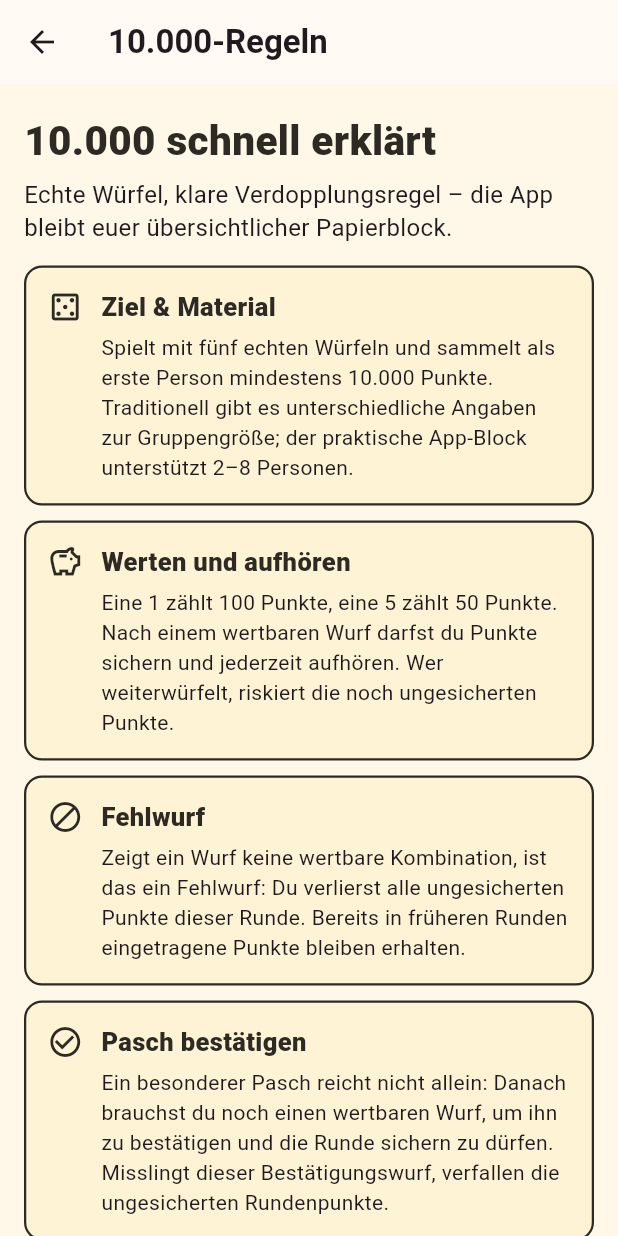
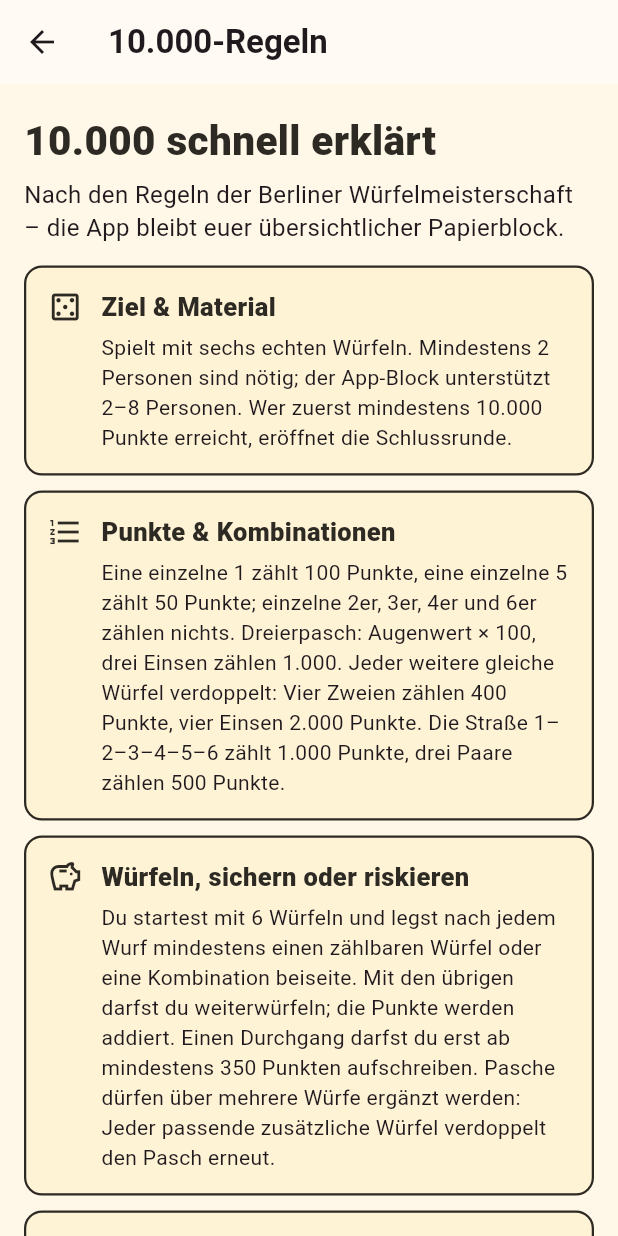
Before and after one commit to Weltenwanderer1/wuerfelblock, a Flutter app: the TenThousandRulesScreen screen opened directly, on a phone screen of 412 x 824 dp. Run offline on Flutter 3.47's test engine with Material 3 defaults, Android fonts, the phone set to English and light mode, and no system bars; our stand-ins replace shared_preferences; accounts and stored records are empty.

Commit message:
fix: align 10000 rules with Berlin championship

```diff
--- a/lib/screens/setup_screen.dart
+++ b/lib/screens/setup_screen.dart
@@ -19,7 +19,7 @@ extension on GameKind {
   String get detail => switch (this) {
     GameKind.yahtzeeKniffel => 'Klassischer Würfelspaß als Block oder digital',
     GameKind.qwixx => 'Farbreihen mit echten Würfeln',
-    GameKind.tenThousand => 'Punktejagd mit fünf echten Würfeln',
+    GameKind.tenThousand => 'Punktejagd mit sechs echten Würfeln',
   };
 }
 
--- a/lib/screens/ten_thousand_game_screen.dart
+++ b/lib/screens/ten_thousand_game_screen.dart
@@ -353,7 +353,7 @@ class _RoundBanner extends StatelessWidget {
         SizedBox(width: 8),
         Expanded(
           child: Text(
-            'Normale Runde · ab 10.000 beginnt die letzte Runde.',
+            'Mindestens 350 Punkte sichern · ab 10.000 beginnt die letzte Runde.',
             style: TextStyle(fontWeight: FontWeight.w600),
           ),
         ),
--- a/lib/screens/ten_thousand_rules_screen.dart
+++ b/lib/screens/ten_thousand_rules_screen.dart
@@ -8,32 +8,37 @@ class TenThousandRulesScreen extends StatelessWidget {
   static const sections = <(String, String, IconData)>[
     (
       'Ziel & Material',
-      'Spielt mit fünf echten Würfeln und sammelt als erste Person mindestens 10.000 Punkte. Traditionell gibt es unterschiedliche Angaben zur Gruppengröße; der praktische App-Block unterstützt 2–8 Personen.',
+      'Spielt mit sechs echten Würfeln. Mindestens 2 Personen sind nötig; der App-Block unterstützt 2–8 Personen. Wer zuerst mindestens 10.000 Punkte erreicht, eröffnet die Schlussrunde.',
       Icons.casino_outlined,
     ),
     (
-      'Werten und aufhören',
-      'Eine 1 zählt 100 Punkte, eine 5 zählt 50 Punkte. Nach einem wertbaren Wurf darfst du Punkte sichern und jederzeit aufhören. Wer weiterwürfelt, riskiert die noch ungesicherten Punkte.',
+      'Punkte & Kombinationen',
+      'Eine einzelne 1 zählt 100 Punkte, eine einzelne 5 zählt 50 Punkte; einzelne 2er, 3er, 4er und 6er zählen nichts. Dreierpasch: Augenwert × 100, drei Einsen zählen 1.000. Jeder weitere gleiche Würfel verdoppelt: Vier Zweien zählen 400 Punkte, vier Einsen 2.000 Punkte. Die Straße 1–2–3–4–5–6 zählt 1.000 Punkte, drei Paare zählen 500 Punkte.',
+      Icons.format_list_numbered,
+    ),
+    (
+      'Würfeln, sichern oder riskieren',
+      'Du startest mit 6 Würfeln und legst nach jedem Wurf mindestens einen zählbaren Würfel oder eine Kombination beiseite. Mit den übrigen darfst du weiterwürfeln; die Punkte werden addiert. Einen Durchgang darfst du erst ab mindestens 350 Punkten aufschreiben. Pasche dürfen über mehrere Würfe ergänzt werden: Jeder passende zusätzliche Würfel verdoppelt den Pasch erneut.',
       Icons.savings_outlined,
     ),
     (
-      'Fehlwurf',
-      'Zeigt ein Wurf keine wertbare Kombination, ist das ein Fehlwurf: Du verlierst alle ungesicherten Punkte dieser Runde. Bereits in früheren Runden eingetragene Punkte bleiben erhalten.',
+      'Alle 6 Würfel zählen',
+      'Sind alle 6 Würfel verwertbar, musst du mit allen 6 Würfeln weiterwürfeln. Das gilt besonders bei einer Straße oder drei Paaren: Der nächste Wurf muss mindestens 50 Punkte bringen. Gelingt er, werden die Punkte addiert; bei einer Macke verfallen alle Punkte dieses Durchgangs.',
+      Icons.check_circle_outline,
+    ),
+    (
+      'Macke',
+      'Zeigt ein Wurf weder eine 1, eine 5 noch eine andere zählbare Kombination, ist das eine Macke. Alle bis dahin ungesicherten Punkte dieses Durchgangs verfallen und die nächste Person ist dran. Frühere Einträge bleiben natürlich stehen.',
       Icons.block,
     ),
     (
-      'Pasch bestätigen',
-      'Ein besonderer Pasch reicht nicht allein: Danach brauchst du noch einen wertbaren Wurf, um ihn zu bestätigen und die Runde sichern zu dürfen. Misslingt dieser Bestätigungswurf, verfallen die ungesicherten Rundenpunkte.',
-      Icons.check_circle_outline,
-    ),
-    (
-      'Kombinationen',
-      'Ein Dreierpasch zählt Augenwert × 100; drei Einsen zählen 1.000 Punkte. Jeder weitere gleiche Würfel verdoppelt den Paschwert: Vier Zweien zählen 400 Punkte, vier Einsen 2.000 Punkte. Fünf gleiche Würfel verdoppeln erneut. Die Straße 1–2–3–4–5 zählt 2.000 Punkte.',
-      Icons.format_list_numbered,
+      'Hausbau & Brennen',
+      'Liegen Würfel übereinander (Hausbau), schräg auf einer Kante oder fallen vom Tisch (Brennen), wird der gesamte Wurf wiederholt.',
+      Icons.replay,
     ),
     (
       'Letzte Runde',
-      'Wer zuerst mindestens 10.000 erreicht, löst die Schlussrunde aus. Jede andere Person erhält genau einen letzten Versuch. Danach gewinnt die höchste Gesamtsumme; Gleichstände sind möglich.',
+      'Sobald jemand mindestens 10.000 erreicht, dürfen die anderen noch nachwürfeln, bis die Person, die diese Schlussrunde begonnen hat, wieder an der Reihe wäre. Dann endet das Spiel. Es gewinnt die Person mit der höchsten Gesamtpunktzahl – also auch jemand, der erst beim Nachwürfeln überholt.',
       Icons.flag_outlined,
     ),
     (
@@ -63,7 +68,7 @@ class TenThousandRulesScreen extends StatelessWidget {
             ),
             const SizedBox(height: 6),
             const Text(
-              'Echte Würfel, klare Verdopplungsregel – die App bleibt euer übersichtlicher Papierblock.',
+              'Nach den Regeln der Berliner Würfelmeisterschaft – die App bleibt euer übersichtlicher Papierblock.',
               style: TextStyle(fontSize: 16, height: 1.35),
             ),
             const SizedBox(height: 14),
--- a/lib/widgets/ten_thousand_score_sheet.dart
+++ b/lib/widgets/ten_thousand_score_sheet.dart
@@ -113,6 +113,10 @@ class _PointsDialogState extends State<_PointsDialog> {
       setState(() => error = 'Nur 0 oder positive Vielfache von 50.');
       return;
     }
+    if (points > 0 && points < 350) {
+      setState(() => error = 'Mindestens 350 Punkte oder Macke (0).');
+      return;
+    }
     Navigator.pop(context, points);
   }
 
@@ -143,7 +147,7 @@ class _PointsDialogState extends State<_PointsDialog> {
             labelText: 'Punkte',
             hintText: 'z. B. 350',
             errorText: error,
-            helperText: '0 oder ein Vielfaches von 50',
+            helperText: 'Macke: 0 · sonst mindestens 350',
           ),
         ),
       ],
--- a/pubspec.yaml
+++ b/pubspec.yaml
@@ -16,7 +16,7 @@ publish_to: 'none' # Remove this line if you wish to publish to pub.dev
 # https://developer.apple.com/library/archive/documentation/General/Reference/InfoPlistKeyReference/Articles/CoreFoundationKeys.html
 # In Windows, build-name is used as the major, minor, and patch parts
 # of the product and file versions while build-number is used as the build suffix.
-version: 1.2.0+3
+version: 1.2.1+4
 
 environment:
   sdk: ^3.11.3
```
Also changed, not shown: 1 other file.
